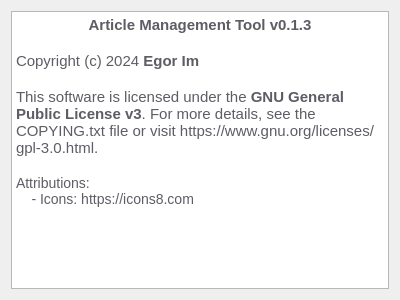
First picture: the form in amt/views/ui/aboutDialog.ui, repository eg0rim/amt, before the edit.
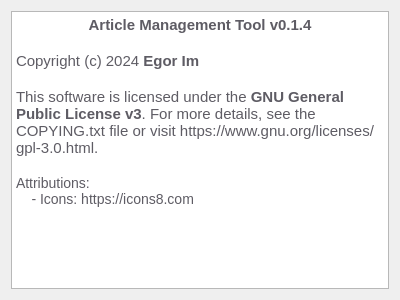
Second picture: the form after the edit.

What changed in the file:
```diff
--- a/amt/views/ui/aboutDialog.ui
+++ b/amt/views/ui/aboutDialog.ui
@@ -30,7 +30,7 @@
 li.unchecked::marker { content: &quot;\2610&quot;; }
 li.checked::marker { content: &quot;\2612&quot;; }
 &lt;/style&gt;&lt;/head&gt;&lt;body style=&quot; font-family:'Ubuntu Sans'; font-size:11pt; font-weight:400; font-style:normal;&quot;&gt;
-&lt;p align=&quot;center&quot; style=&quot; margin-top:0px; margin-bottom:0px; margin-left:0px; margin-right:0px; -qt-block-indent:0; text-indent:0px;&quot;&gt;&lt;span style=&quot; font-weight:700; color:#5e5c64;&quot;&gt;Article Management Tool v0.1.3&lt;/span&gt;&lt;/p&gt;
+&lt;p align=&quot;center&quot; style=&quot; margin-top:0px; margin-bottom:0px; margin-left:0px; margin-right:0px; -qt-block-indent:0; text-indent:0px;&quot;&gt;&lt;span style=&quot; font-weight:700; color:#5e5c64;&quot;&gt;Article Management Tool v0.1.4&lt;/span&gt;&lt;/p&gt;
 &lt;p style=&quot;-qt-paragraph-type:empty; margin-top:0px; margin-bottom:0px; margin-left:0px; margin-right:0px; -qt-block-indent:0; text-indent:0px; color:#5e5c64;&quot;&gt;&lt;br /&gt;&lt;/p&gt;
 &lt;p style=&quot; margin-top:0px; margin-bottom:0px; margin-left:0px; margin-right:0px; -qt-block-indent:0; text-indent:0px;&quot;&gt;&lt;span style=&quot; color:#5e5c64;&quot;&gt;Copyright (c) 2024 &lt;/span&gt;&lt;span style=&quot; font-weight:700; color:#5e5c64;&quot;&gt;Egor Im&lt;/span&gt;&lt;/p&gt;
 &lt;p style=&quot;-qt-paragraph-type:empty; margin-top:0px; margin-bottom:0px; margin-left:0px; margin-right:0px; -qt-block-indent:0; text-indent:0px; color:#5e5c64;&quot;&gt;&lt;br /&gt;&lt;/p&gt;
```
